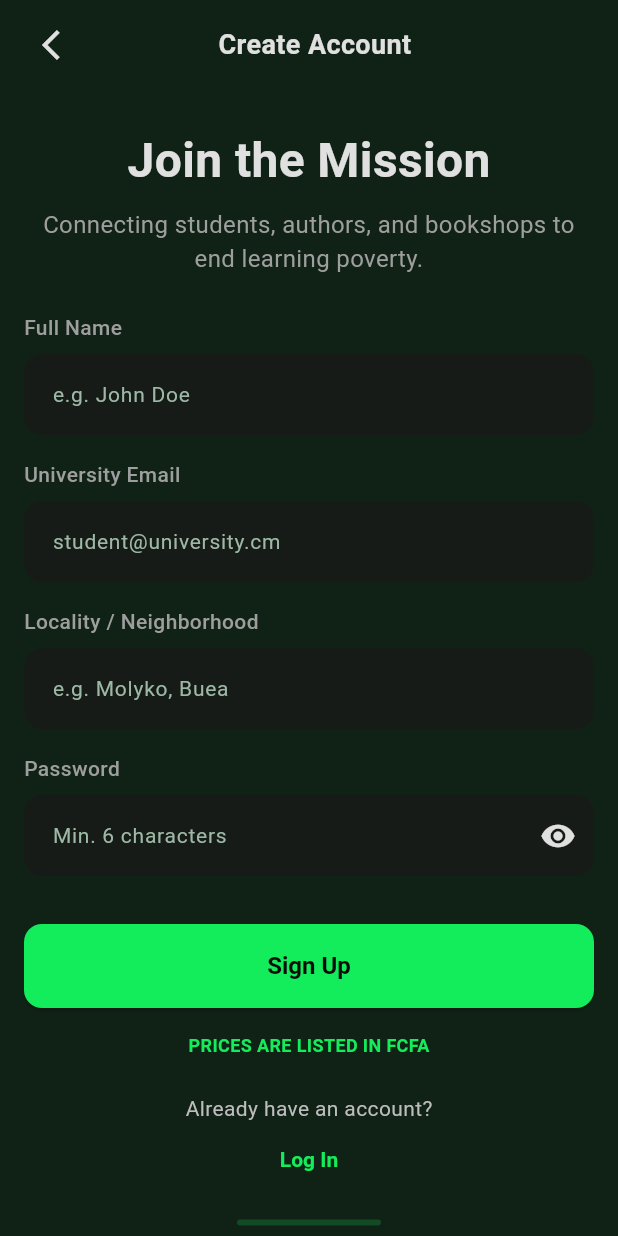
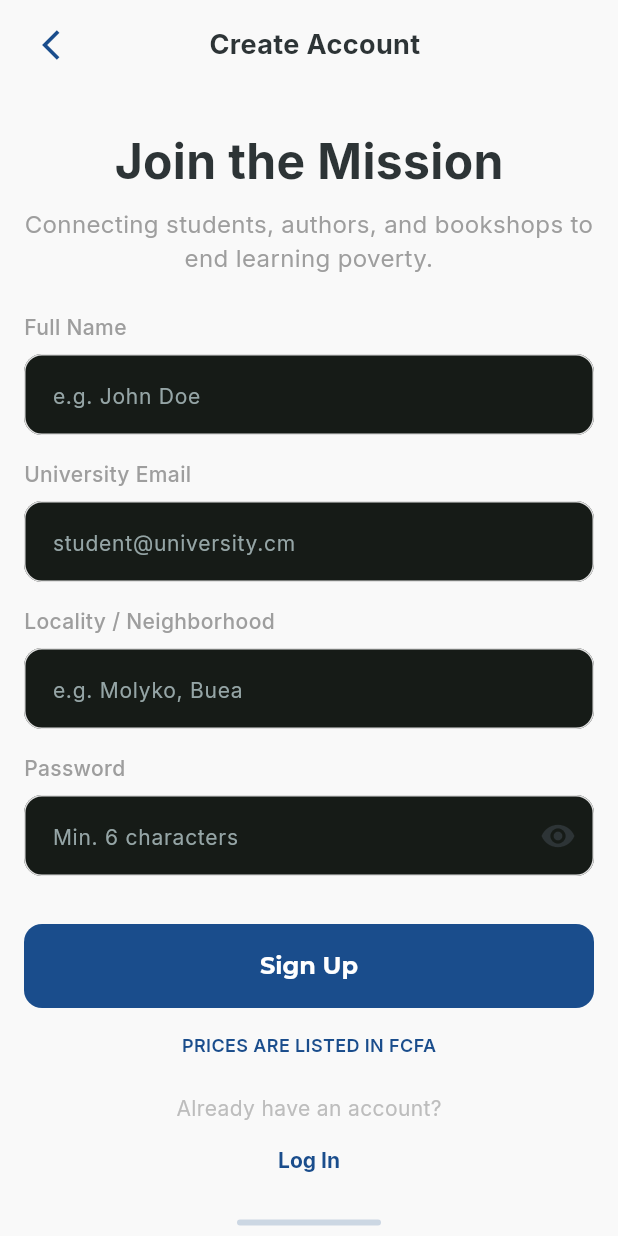
Before and after one commit to DCT-Berinyuy/book-bridge, a Flutter app: the screen it shows after launch, after a tap on "Sign In", after a tap on "Sign Up", on a phone screen of 412 x 824 dp. Run offline on Flutter 3.47's test engine with Material 3 defaults, Android fonts, the phone set to English and light mode, and no system bars; our stand-ins replace dartz, equatable, get_it, go_router, google_fonts, image_picker and 1 more; accounts and stored records are empty.

Commit message:
style: align visual identity with 'Knowledge & Trust' palette
- Migrated to Scholar Blue, Bridge Orange, and Paper White theme.
- Integrated Montserrat and Inter typography via google_fonts.
- Updated all screens (Home, Details, Sell, Profile, Auth) for branding consistency.
- Refined component styling for buttons, badges, and search bars.

```diff
--- a/lib/core/theme/app_theme.dart
+++ b/lib/core/theme/app_theme.dart
@@ -1,69 +1,63 @@
 import 'package:flutter/material.dart';
+import 'package:google_fonts/google_fonts.dart';
 
 /// App theme configuration for BookBridge.
 ///
 /// This class provides a centralized theme setup for the application,
-/// following the minimalist, dark-themed design specifications.
+/// following the "Knowledge & Trust" visual identity.
 class AppTheme {
   // Private constructor to prevent instantiation
   AppTheme._();
 
-  // Color palette
-  static const Color _background = Color(0xFF102216); // Background dark
-  static const Color _surface = Color(0xFF1C271F); // Surface dark
-  static const Color _primary = Color(0xFF13EC5B); // Primary green
-  static const Color _onBackground = Color(0xFFFFFFFF);
-  static const Color _onSurface = Color(0xFFE0E0E0);
-  static const Color _surfaceVariant = Color(
-    0xFF1A2E20,
-  ); // Surface dark variant
-  static const Color _divider = Color(0xFF28392E); // Border dark
-  static const Color _lightGray = Color(
-    0xFF9DB9A6,
-  ); // Light gray for secondary text
+  // "Knowledge & Trust" Palette
+  static const Color _scholarBlue = Color(0xFF1A4D8C); // Trust, stability
+  static const Color _bridgeOrange = Color(0xFFF2994A); // Action, energy
+  static const Color _growthGreen = Color(0xFF27AE60); // Impact, growth
+  static const Color _paperWhite = Color(0xFFF9F9F9); // Clean, accessible
+  static const Color _inkBlack = Color(0xFF2D3436); // Readability
+  static const Color _surface = Color(0xFFFFFFFF);
+  static const Color _divider = Color(0xFFE0E0E0);
+  static const Color _lightGray = Color(0xFF95A5A6);
 
-  /// Returns the dark theme for BookBridge.
-  ///
-  /// Features:
-  /// - Background: #102216 (dark green)
-  /// - Surface: #1C271F (darker green)
-  /// - Primary Accent: #13EC5B (bright green)
-  /// - Text colors optimized for dark backgrounds
-  static ThemeData get darkTheme {
+  /// Returns the light theme for BookBridge.
+  static ThemeData get lightTheme {
     return ThemeData(
       useMaterial3: true,
-      brightness: Brightness.dark,
+      brightness: Brightness.light,
       // Color scheme
-      colorScheme: const ColorScheme.dark(
+      colorScheme: ColorScheme.light(
         surface: _surface,
-        primary: _primary,
-        onSurface: _onSurface,
-        error: Color(0xFFE85D5D), // Soft red for errors
-        // background: _background, // Deprecated, mapped to surface usually, or let it fallback
-        surfaceContainerHighest: _surfaceVariant,
+        primary: _scholarBlue,
+        secondary: _bridgeOrange,
+        tertiary: _growthGreen,
+        onSurface: _inkBlack,
+        onPrimary: Colors.white,
+        error: const Color(0xFFE74C3C),
+        surfaceContainerHighest: _paperWhite,
         outline: _divider,
       ),
       // Scaffold background
-      scaffoldBackgroundColor: _background,
+      scaffoldBackgroundColor: _paperWhite,
       // AppBar theme
-      appBarTheme: const AppBarTheme(
-        backgroundColor: _background,
-        foregroundColor: _onSurface,
+      appBarTheme: AppBarTheme(
+        backgroundColor: _scholarBlue,
+        foregroundColor: Colors.white,
         elevation: 0,
         centerTitle: true,
-        titleTextStyle: TextStyle(
-          color: _onSurface,
+        titleTextStyle: GoogleFonts.montserrat(
+          color: Colors.white,
           fontSize: 20,
-          fontWeight: FontWeight.w600,
+          fontWeight: FontWeight.w700,
         ),
       ),
       // Card theme
       cardTheme: CardThemeData(
         color: _surface,
-        elevation: 0,
+        elevation: 2,
+        shadowColor: Colors.black.withValues(alpha: 0.1),
         shape: RoundedRectangleBorder(borderRadius: BorderRadius.circular(12)),
       ),
-      // Input decoration theme (for text fields)
+      // Input decoration theme
       inputDecorationTheme: InputDecorationTheme(
         filled: true,
         fillColor: _surface,
@@ -73,91 +67,104 @@ class AppTheme {
         ),
         border: OutlineInputBorder(
           borderRadius: BorderRadius.circular(12),
-          borderSide: BorderSide.none,
+          borderSide: const BorderSide(color: _divider),
         ),
         enabledBorder: OutlineInputBorder(
           borderRadius: BorderRadius.circular(12),
-          borderSide: BorderSide.none,
+          borderSide: const BorderSide(color: _divider),
         ),
         focusedBorder: OutlineInputBorder(
           borderRadius: BorderRadius.circular(12),
-          borderSide: const BorderSide(color: _primary, width: 2),
+          borderSide: const BorderSide(color: _scholarBlue, width: 2),
         ),
-        hintStyle: TextStyle(color: _lightGray, fontSize: 14),
-        labelStyle: TextStyle(color: _primary, fontSize: 14),
+        hintStyle: GoogleFonts.inter(color: _lightGray, fontSize: 14),
+        labelStyle: GoogleFonts.inter(color: _scholarBlue, fontSize: 14),
       ),
       // Button themes
       elevatedButtonTheme: ElevatedButtonThemeData(
         style: ElevatedButton.styleFrom(
-          backgroundColor: _primary,
-          foregroundColor: Colors.black,
+          backgroundColor: _bridgeOrange,
+          foregroundColor: Colors.white,
           padding: const EdgeInsets.symmetric(horizontal: 24, vertical: 16),
           shape: RoundedRectangleBorder(
             borderRadius: BorderRadius.circular(12),
           ),
-          textStyle: const TextStyle(fontSize: 16, fontWeight: FontWeight.w700),
+          textStyle: GoogleFonts.montserrat(
+            fontSize: 16,
+            fontWeight: FontWeight.w700,
+          ),
+          elevation: 0,
         ),
       ),
       textButtonTheme: TextButtonThemeData(
         style: TextButton.styleFrom(
-          foregroundColor: _primary,
-          textStyle: const TextStyle(fontSize: 14, fontWeight: FontWeight.w600),
+          foregroundColor: _scholarBlue,
+          textStyle: GoogleFonts.inter(
+            fontSize: 14,
+            fontWeight: FontWeight.w600,
+          ),
         ),
       ),
       outlinedButtonTheme: OutlinedButtonThemeData(
         style: OutlinedButton.styleFrom(
-          foregroundColor: _primary,
-          side: const BorderSide(color: _primary, width: 1.5),
+          foregroundColor: _scholarBlue,
+          side: const BorderSide(color: _scholarBlue, width: 1.5),
           padding: const EdgeInsets.symmetric(horizontal: 24, vertical: 16),
           shape: RoundedRectangleBorder(
             borderRadius: BorderRadius.circular(12),
           ),
-          textStyle: const TextStyle(fontSize: 16, fontWeight: FontWeight.w700),
+          textStyle: GoogleFonts.montserrat(
+            fontSize: 16,
+            fontWeight: FontWeight.w700,
+          ),
         ),
       ),
       // Text themes
-      textTheme: const TextTheme(
-        displayLarge: TextStyle(
-          color: _onBackground,
+      textTheme: TextTheme(
+        displayLarge: GoogleFonts.montserrat(
+          color: _inkBlack,
           fontSize: 32,
           fontWeight: FontWeight.bold,
         ),
-        displayMedium: TextStyle(
-          color: _onBackground,
+        displayMedium: GoogleFonts.montserrat(
+          color: _inkBlack,
           fontSize: 28,
           fontWeight: FontWeight.bold,
         ),
-        displaySmall: TextStyle(
-          color: _onBackground,
+        displaySmall: GoogleFonts.montserrat(
+          color: _inkBlack,
           fontSize: 24,
           fontWeight: FontWeight.bold,
         ),
-        headlineMedium: TextStyle(
-          color: _onBackground,
+        headlineMedium: GoogleFonts.montserrat(
+          color: _inkBlack,
           fontSize: 20,
-          fontWeight: FontWeight.w600,
+          fontWeight: FontWeight.w700,
         ),
-        headlineSmall: TextStyle(
-          color: _onBackground,
+        headlineSmall: GoogleFonts.montserrat(
+          color: _inkBlack,
           fontSize: 18,
-          fontWeight: FontWeight.w600,
+          fontWeight: FontWeight.w700,
         ),
-        titleLarge: TextStyle(
-          color: _onBackground,
+        titleLarge: GoogleFonts.montserrat(
+          color: _inkBlack,
           fontSize: 16,
-          fontWeight: FontWeight.w600,
+          fontWeight: FontWeight.w700,
         ),
-        bodyLarge: TextStyle(color: _onSurface, fontSize: 16),
-        bodyMedium: TextStyle(color: _onSurface, fontSize: 14),
-        bodySmall: TextStyle(color: _lightGray, fontSize: 12),
-        labelLarge: TextStyle(
-          color: _primary,
+        bodyLarge: GoogleFonts.inter(color: _inkBlack, fontSize: 16),
+        bodyMedium: GoogleFonts.inter(color: _inkBlack, fontSize: 14),
+        bodySmall: GoogleFonts.inter(color: _lightGray, fontSize: 12),
+        labelLarge: GoogleFonts.inter(
+          color: _scholarBlue,
           fontSize: 14,
           fontWeight: FontWeight.w600,
         ),
       ),
       // Icon theme
-      iconTheme: const IconThemeData(color: _onSurface, size: 24),
+      iconTheme: const IconThemeData(color: _scholarBlue, size: 24),
     );
   }
+
+  // Keep darkTheme for now but it's not the primary identity
+  static ThemeData get darkTheme => lightTheme; // For transition
 }
--- a/lib/features/auth/presentation/screens/sign_in_screen.dart
+++ b/lib/features/auth/presentation/screens/sign_in_screen.dart
@@ -67,14 +67,14 @@ class _SignInScreenState extends State<SignInScreen> {
                     children: [
                       DecoratedBox(
                         decoration: BoxDecoration(
-                          color: Color(0xFF13EC5B), // Primary green
+                          color: Color(0xFF1A4D8C), // Scholar Blue
                           shape: BoxShape.circle,
                         ),
                         child: Padding(
                           padding: EdgeInsets.all(12.0),
                           child: Icon(
                             Icons.menu_book,
-                            color: Colors.black,
+                            color: Color(0xFF2D3436),
                             size: 32,
                           ),
                         ),
@@ -85,13 +85,17 @@ class _SignInScreenState extends State<SignInScreen> {
                         style: TextStyle(
                           fontSize: 24,
                           fontWeight: FontWeight.bold,
+                          color: Color(0xFF2D3436), // Ink Black
                         ),
                       ),
                       SizedBox(height: 8),
                       Text(
                         'Democratizing access to affordable books in Cameroon.',
                         textAlign: TextAlign.center,
-                        style: TextStyle(fontSize: 14, color: Colors.grey),
+                        style: TextStyle(
+                          fontSize: 14,
+                          color: Color(0xFF95A5A6),
+                        ),
                       ),
                     ],
                   ),
@@ -115,7 +119,7 @@ class _SignInScreenState extends State<SignInScreen> {
                               children: [
                                 const Icon(
                                   Icons.error_outline,
-                                  color: Colors.white,
+                                  color: Color(0xFF2D3436),
                                   size: 20,
                                 ),
                                 const SizedBox(width: 12),
@@ -123,7 +127,7 @@ class _SignInScreenState extends State<SignInScreen> {
                                   child: Text(
                                     authViewModel.errorMessage!,
                                     style: const TextStyle(
-                                      color: Colors.white,
+                                      color: Color(0xFF2D3436),
                                       fontSize: 14,
                                     ),
                                   ),
@@ -140,7 +144,7 @@ class _SignInScreenState extends State<SignInScreen> {
                           style: TextStyle(
                             fontSize: 14,
                             fontWeight: FontWeight.w500,
-                            color: Colors.white,
+                            color: Color(0xFF2D3436),
                           ),
                         ),
                         const SizedBox(height: 8),
@@ -181,7 +185,7 @@ class _SignInScreenState extends State<SignInScreen> {
                           style: TextStyle(
                             fontSize: 14,
                             fontWeight: FontWeight.w500,
-                            color: Colors.white,
+                            color: Color(0xFF2D3436),
                           ),
                         ),
                         const SizedBox(height: 8),
@@ -227,7 +231,7 @@ class _SignInScreenState extends State<SignInScreen> {
                               style: TextStyle(
                                 fontSize: 14,
                                 fontWeight: FontWeight.w500,
-                                color: Color(0xFF13EC5B), // Primary green
+                                color: const Color(0xFF1A4D8C), // Scholar Blue
                               ),
                             ),
                           ),
@@ -260,9 +264,9 @@ class _SignInScreenState extends State<SignInScreen> {
                                   },
                             style: ElevatedButton.styleFrom(
                               backgroundColor: const Color(
-                                0xFF13EC5B,
-                              ), // Primary green
-                              foregroundColor: Colors.black,
+                                0xFF1A4D8C,
+                              ), // Scholar Blue
+                              foregroundColor: Colors.white,
                               shape: RoundedRectangleBorder(
                                 borderRadius: BorderRadius.circular(12),
                               ),
--- a/lib/features/auth/presentation/screens/sign_up_screen.dart
+++ b/lib/features/auth/presentation/screens/sign_up_screen.dart
@@ -290,11 +290,9 @@ class _SignUpScreenState extends State<SignUpScreen> {
                                   },
                             style: ElevatedButton.styleFrom(
                               backgroundColor: const Color(
-                                0xFF13EC5B,
-                              ), // Primary green
-                              foregroundColor: const Color(
-                                0xFF0A0C0A,
-                              ), // Background dark
+                                0xFF1A4D8C,
+                              ), // Scholar Blue
+                              foregroundColor: Colors.white,
                               shape: RoundedRectangleBorder(
                                 borderRadius: BorderRadius.circular(12),
                               ),
@@ -332,7 +330,7 @@ class _SignUpScreenState extends State<SignUpScreen> {
                         style: TextStyle(
                           fontSize: 12,
                           fontWeight: FontWeight.w600,
-                          color: Color(0xFF13EC5B), // Primary green
+                          color: const Color(0xFF1A4D8C), // Scholar Blue
                         ),
                       ),
                       const SizedBox(height: 24),
@@ -354,7 +352,7 @@ class _SignUpScreenState extends State<SignUpScreen> {
                           style: TextStyle(
                             fontSize: 14,
                             fontWeight: FontWeight.w700,
-                            color: Color(0xFF13EC5B), // Primary green
+                            color: Color(0xFF1A4D8C), // Scholar Blue
                           ),
                         ),
                       ),
@@ -366,7 +364,7 @@ class _SignUpScreenState extends State<SignUpScreen> {
                         width: 96,
                         height: 4,
                         decoration: BoxDecoration(
-                          color: const Color(0xFF13EC5B).withValues(
+                          color: const Color(0xFF1A4D8C).withValues(
                             alpha: 0.2,
                           ), // Primary green with opacity
                           borderRadius: BorderRadius.circular(2),
--- a/lib/features/listings/presentation/screens/profile_screen.dart
+++ b/lib/features/listings/presentation/screens/profile_screen.dart
@@ -114,12 +114,12 @@ class _ProfileScreenState extends State<ProfileScreen> {
                         decoration: BoxDecoration(
                           shape: BoxShape.circle,
                           border: Border.all(
-                            color: const Color(0xFF13EC5B), // Primary green
+                            color: const Color(0xFF1A4D8C), // Primary green
                             width: 4,
                           ),
                           boxShadow: [
                             BoxShadow(
-                              color: const Color(0xFF13EC5B).withValues(
+                              color: const Color(0xFF1A4D8C).withValues(
                                 alpha: 0.2,
                               ), // Primary green with opacity
                               blurRadius: 16,
--- a/lib/features/listings/presentation/screens/search_screen.dart
+++ b/lib/features/listings/presentation/screens/search_screen.dart
@@ -42,7 +42,7 @@ class _SearchScreenState extends State<SearchScreen> {
                       children: [
                         const Icon(
                           Icons.menu_book,
-                          color: Color(0xFF13EC5B), // Primary green
+                          color: const Color(0xFF1A4D8C), // Primary green
                         ),
                         const SizedBox(width: 8),
                         const Text(
--- a/lib/main.dart
+++ b/lib/main.dart
@@ -67,7 +67,8 @@ class MyApp extends StatelessWidget {
       child: MaterialApp.router(
         title: 'BookBridge: Social Venture',
         debugShowCheckedModeBanner: false,
-        theme: AppTheme.darkTheme,
+        theme: AppTheme.lightTheme,
+        darkTheme: AppTheme.darkTheme,
         routerConfig: appRouter,
       ),
     );
--- a/pubspec.yaml
+++ b/pubspec.yaml
@@ -1,6 +1,6 @@
 name: book_bridge
 description: "A peer-to-peer marketplace for Cameroonian students to buy and sell used physical books."
-publish_to: 'none'
+publish_to: "none"
 version: 1.0.0
 
 environment:
@@ -18,6 +18,7 @@ dependencies:
   provider: ^6.1.5+1
   supabase_flutter: ^2.12.0
   url_launcher: ^6.3.2
+  google_fonts: ^6.2.1
 
 dev_dependencies:
   flutter_test:
```
Also changed, not shown: lib/features/listings/presentation/screens/home_screen.dart (+81 -44 lines), lib/features/listings/presentation/screens/listing_details_screen.dart (+41 -59 lines), lib/features/listings/presentation/screens/sell_screen.dart (+10 -7 lines), 1 other file.
